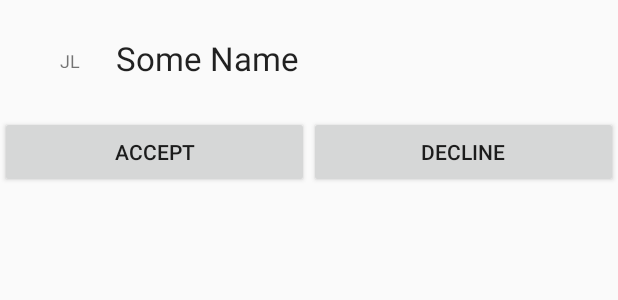
After one commit to UCSD-CSE-110-2020/team-project-team33, an Android app: the layout item_invite.xml on its own in the app's theme, with its tools: preview values and no code run, on a phone screen of 412 x 824 dp. The commit adds this screen. Shown: the top 300 px of the screen. Run offline under Robolectric (Android 15) with nearby library versions, the phone set to English and light mode, and no system bars.

Commit message:
Changed the UI for invites

```diff
--- /dev/null
+++ b/app/src/main/res/layout/item_invite.xml
@@ -0,0 +1,58 @@
+<?xml version="1.0" encoding="utf-8"?>
+<LinearLayout xmlns:android="http://schemas.android.com/apk/res/android"
+    xmlns:app="http://schemas.android.com/apk/res-auto"
+    xmlns:tools="http://schemas.android.com/tools"
+    android:orientation="vertical" android:layout_width="match_parent"
+    android:layout_height="wrap_content">
+
+    <LinearLayout
+        android:padding="@dimen/general_padding"
+        android:layout_width="wrap_content"
+        android:layout_height="wrap_content"
+        android:orientation="horizontal">
+
+        <TextView
+            android:id="@+id/initials"
+            android:layout_width="wrap_content"
+            android:layout_height="match_parent"
+            android:layout_weight="1"
+            android:background="@drawable/teammate_icon"
+            android:gravity="center"
+            android:padding="@dimen/general_padding"
+            android:text="JL"
+            android:layout_marginLeft="@dimen/text_margin"
+            android:textSize="12dp" />
+
+        <TextView
+            android:id="@+id/name"
+            android:layout_width="wrap_content"
+            android:layout_height="wrap_content"
+            android:padding="@dimen/text_margin"
+            android:text="Some Name"
+            android:textAppearance="@style/TextAppearance.AppCompat.Large" />
+
+
+    </LinearLayout>
+
+    <LinearLayout
+        android:layout_width="match_parent"
+        android:layout_height="match_parent"
+        android:layout_weight="1"
+        android:orientation="horizontal">
+
+        <Button
+            android:id="@+id/acceptButton"
+            android:layout_width="wrap_content"
+            android:layout_height="wrap_content"
+            android:layout_weight="1"
+            android:text="@string/accept_button" />
+
+        <Button
+            android:id="@+id/declineButton"
+            android:layout_width="wrap_content"
+            android:layout_height="wrap_content"
+            android:layout_weight="1"
+            android:text="@string/decline_button" />
+    </LinearLayout>
+
+</LinearLayout>
--- a/app/src/main/res/values/strings.xml
+++ b/app/src/main/res/values/strings.xml
@@ -66,4 +66,6 @@
     <string name="invite_email_error">Please enter a GMail</string>
 
     <string name="invites_string">Invites</string>
+    <string name="accept_button">Accept</string>
+    <string name="decline_button">Decline</string>
 </resources>
```
